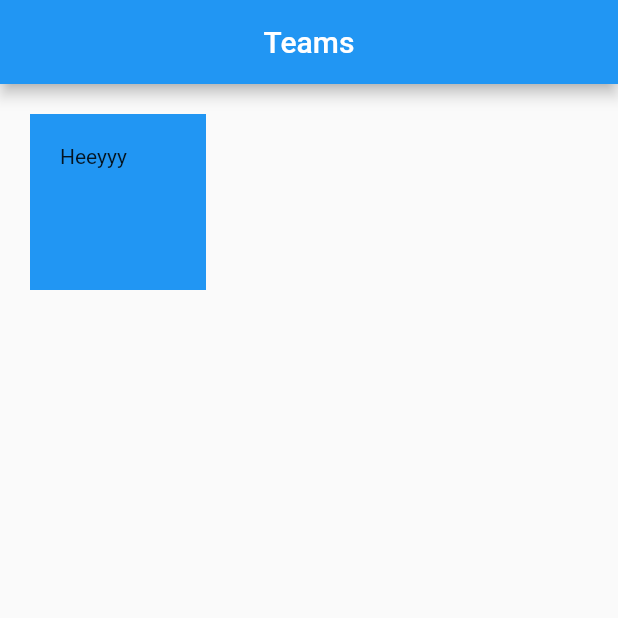
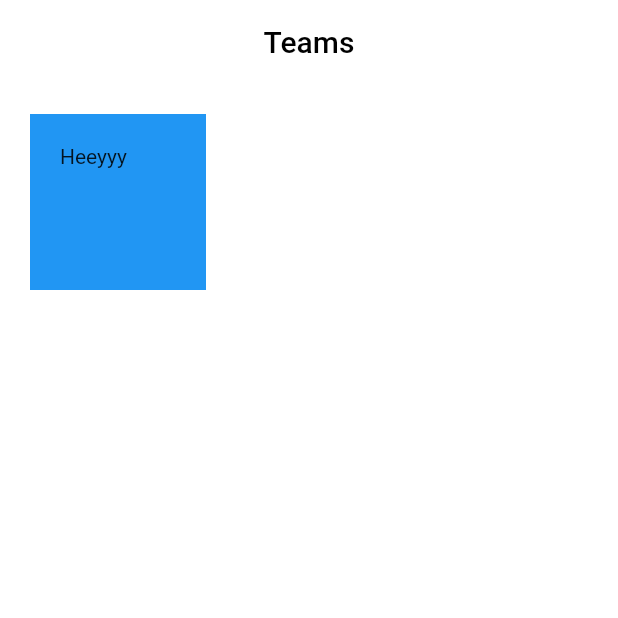
Before and after one commit to frugy-gtu/manage, a Flutter app: the screen it shows after launch, on a phone screen of 412 x 824 dp, the top half of it. Run offline on Flutter 3.47's test engine with Material 2 defaults, Android fonts, the phone set to English and light mode, and no system bars; our stand-ins replace hive, hive_flutter; accounts and stored records are empty; generated files the repository leaves out were written again; statements that could not run were skipped.

Commit message:
Add light theme

```diff
--- a/app/manage/lib/core/theme.dart
+++ b/app/manage/lib/core/theme.dart
@@ -1,7 +1,47 @@
 import 'package:flutter/material.dart';
 
 class Theme {
-  static final _light = ThemeData.light();
+  //TODO: Select a font familty.
+  static final _light = (() {
+      ColorScheme colorScheme = ColorScheme(
+        brightness: Brightness.light,
+        primary: Colors.white,
+        onPrimary: Colors.black,
+        primaryVariant: Colors.white54,
+        secondary: Colors.black,
+        onSecondary: Colors.white,
+        secondaryVariant: Colors.black54,
+        background: Colors.white,
+        onBackground: Colors.black,
+        surface: Colors.black,
+        onSurface: Colors.white,
+        error: Colors.red,
+        onError: Colors.white,
+      );
+
+      //TODO: Complete left styles.
+      TextTheme textTheme = TextTheme(
+        bodyText1: TextStyle(
+          color: Colors.black,
+        ),
+        button: TextStyle(
+          color: Colors.white,
+        ),
+      );
+
+    return ThemeData.from(
+      colorScheme: colorScheme,
+      textTheme: textTheme,
+    ).copyWith(
+      scaffoldBackgroundColor: colorScheme.primary,
+      appBarTheme: AppBarTheme(
+        centerTitle: true,
+        elevation: 0,
+        brightness: Brightness.light,
+      ),
+    );
+  })();
+
   static final _dark = ThemeData.dark();
 
   static get light => _light;
```
